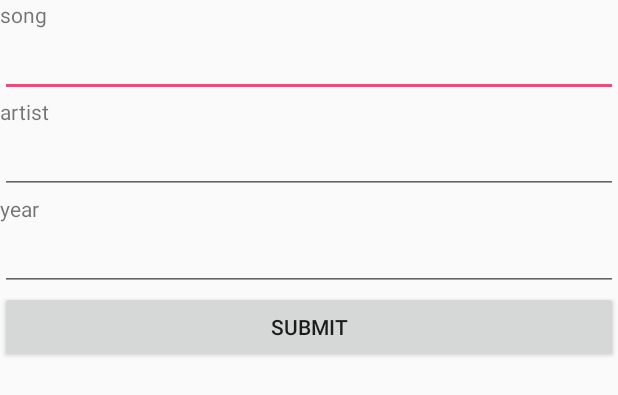
After one commit to jenkinsmi/AsyncTask, an Android app: the layout activity_addsong.xml on its own in the app's theme, with its tools: preview values and no code run, on a phone screen of 412 x 824 dp. The commit adds this screen. Shown: the top 395 px of the screen. Run offline under Robolectric (Android 15) with nearby library versions, the phone set to English and light mode, and no system bars.

Commit message:
added second question answers.

```diff
--- /dev/null
+++ b/app/src/main/res/layout/activity_addsong.xml
@@ -0,0 +1,41 @@
+<?xml version="1.0" encoding="utf-8"?>
+<LinearLayout xmlns:android="http://schemas.android.com/apk/res/android"
+    android:orientation="vertical" android:layout_width="match_parent"
+    android:layout_height="match_parent">
+    <TextView
+        android:id="@+id/textView"
+        android:layout_width="wrap_content"
+        android:layout_height="wrap_content"
+        android:text="@string/tv2" />
+    <EditText
+        android:id="@+id/et2"
+        android:layout_width="match_parent"
+        android:layout_height="wrap_content"
+        android:inputType="text" />
+    <TextView
+        android:id="@+id/textView"
+        android:layout_width="wrap_content"
+        android:layout_height="wrap_content"
+        android:text="@string/tv3" />
+    <EditText
+        android:id="@+id/et3"
+        android:layout_width="match_parent"
+        android:layout_height="wrap_content"
+        android:inputType="text" />
+    <TextView
+        android:id="@+id/textView"
+        android:layout_width="wrap_content"
+        android:layout_height="wrap_content"
+        android:text="@string/tv4" />
+    <EditText
+        android:id="@+id/et4"
+        android:layout_width="match_parent"
+        android:layout_height="wrap_content"
+        android:inputType="text" />
+
+    <Button
+        android:id="@+id/btn2"
+        android:layout_width="match_parent"
+        android:layout_height="wrap_content"
+        android:text="submit" />
+</LinearLayout>
--- a/app/src/main/res/values/strings.xml
+++ b/app/src/main/res/values/strings.xml
@@ -1,3 +1,6 @@
 <resources>
     <string name="app_name">AsyncTask</string>
+    <string name="tv2"> song </string>
+    <string name="tv3"> artist </string>
+    <string name="tv4"> year </string>
 </resources>
```
Also changed, not shown: app/src/main/java/com/example/a2jenkm59/asynctask/AddSongActivity.java (added, +101 -0 lines), app/src/main/java/com/example/a2jenkm59/asynctask/MainActivity.java (+4 -5 lines).
